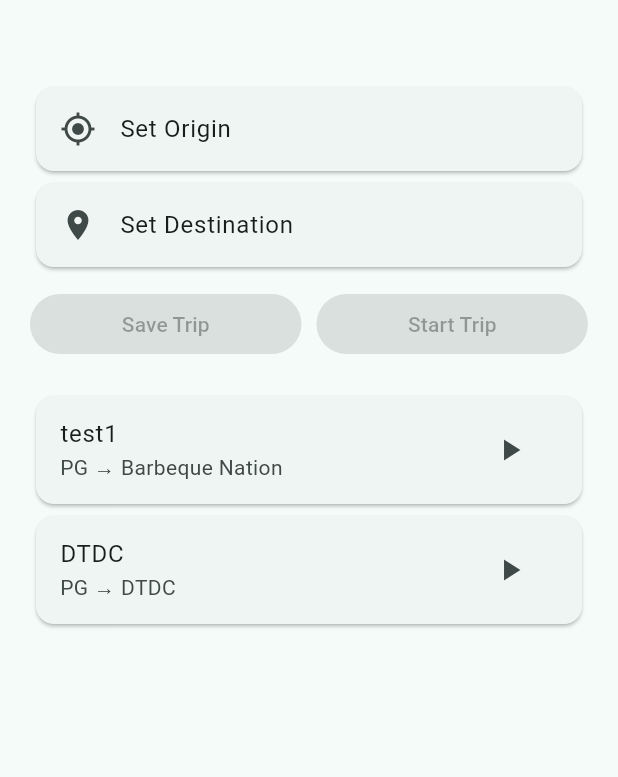
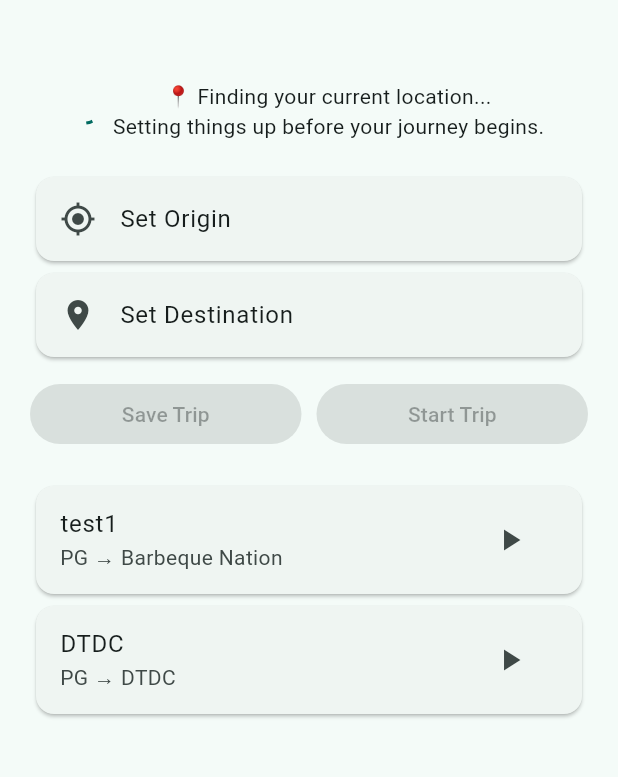
Before and after one commit to Swagnik02/Next-Stop, a Flutter app: the screen it shows after launch, on a phone screen of 412 x 824 dp, the part 63-840 px from its top. Run offline on Flutter 3.47's test engine with Material 3 defaults, Android fonts, the phone set to English and light mode, and no system bars; our stand-ins replace flutter_riverpod, geolocator, permission_handler.

Commit message:
configured conditional rendering on the journey screen

```diff
--- a/lib/features/journey/view/journey_screen.dart
+++ b/lib/features/journey/view/journey_screen.dart
@@ -73,6 +73,28 @@ class _JourneyScreenState extends ConsumerState<JourneyScreen> {
             // ),
             const SizedBox(height: 20),
 
+            /// LOCATION STATUS
+            if (currentLocation == null)
+              const Padding(
+                padding: EdgeInsets.only(bottom: 20),
+                child: Row(
+                  mainAxisAlignment: MainAxisAlignment.center,
+                  children: [
+                    SizedBox(
+                      width: 16,
+                      height: 16,
+                      child: CircularProgressIndicator(strokeWidth: 2),
+                    ),
+                    SizedBox(width: 10),
+                    Text(
+                      "📍 Finding your current location...\nSetting things up before your journey begins.",
+                      textAlign: TextAlign.center,
+                    ),
+                  ],
+                ),
+              ),
+
+            /// TRIP BUILDER OR ACTIVE TRIP
             activeTrip == null
                 ? TripBuilderCard(
                     origin: origin,
@@ -98,7 +120,6 @@ class _JourneyScreenState extends ConsumerState<JourneyScreen> {
                             buildTrip("Trip ${savedTrips.length + 1}"),
                           )
                         : null,
-
                     onStart: origin != null && destination != null
                         ? () => controller.startTrip(buildTrip("Active Trip"))
                         : null,
@@ -111,6 +132,7 @@ class _JourneyScreenState extends ConsumerState<JourneyScreen> {
 
             const SizedBox(height: 20),
 
+            /// SAVED TRIPS ALWAYS AVAILABLE
             SavedTripsList(trips: savedTrips, onStart: controller.startTrip),
           ],
         ),
```
